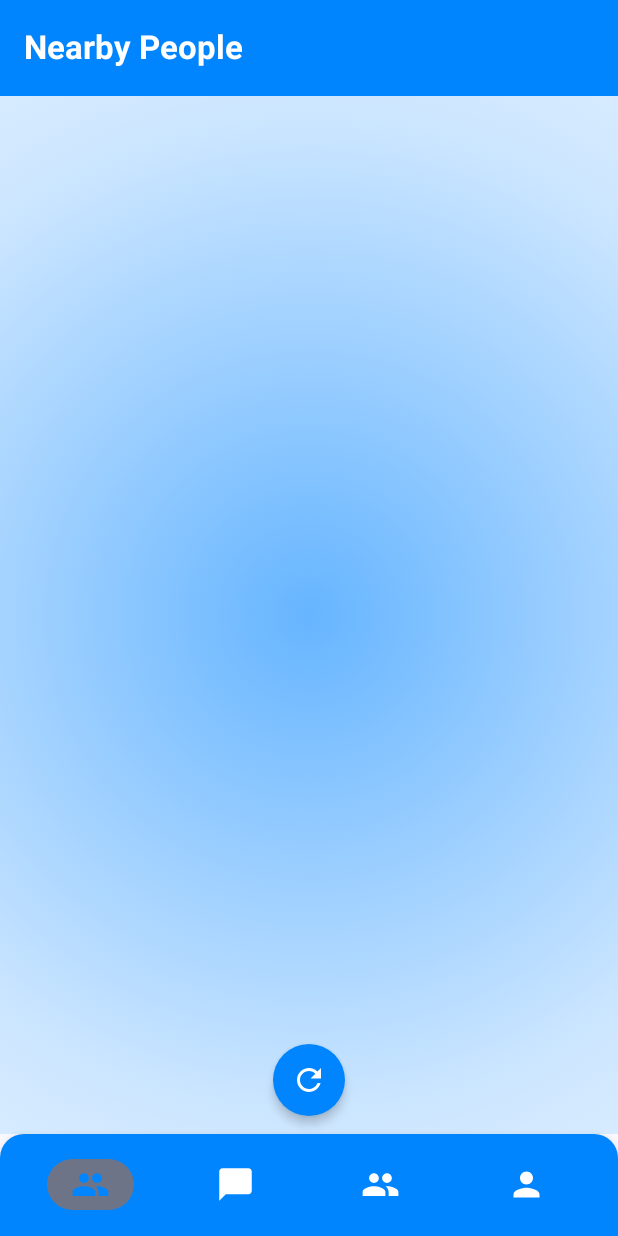
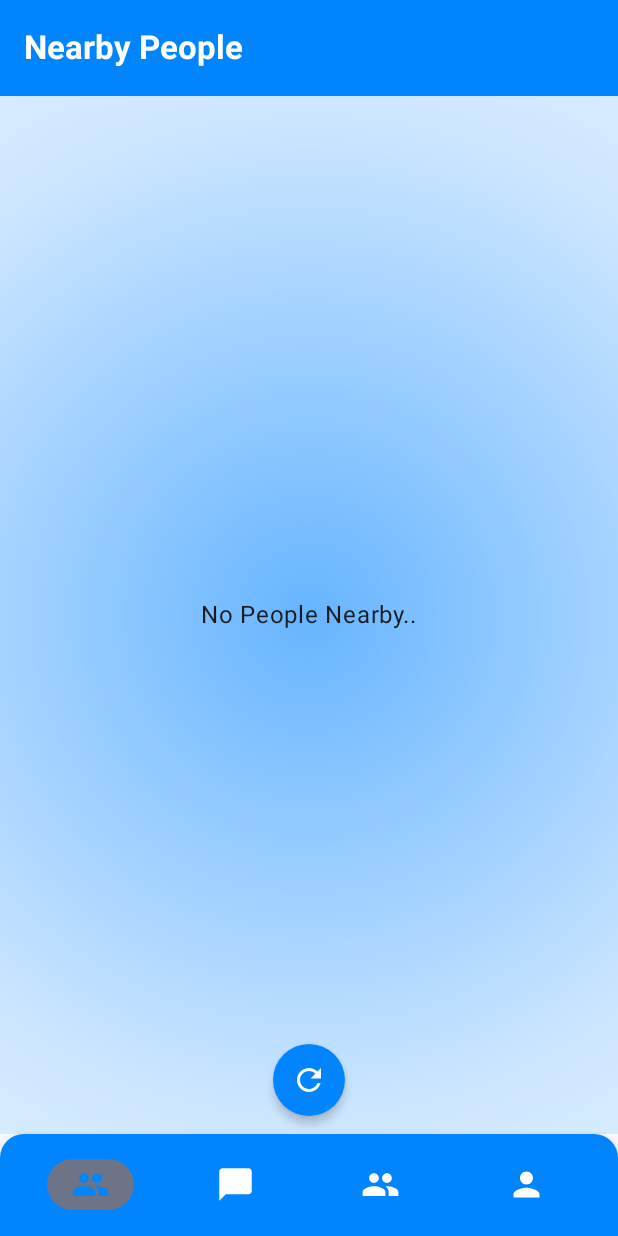
Before and after one commit to Amit-4186/Social-Circle, an Android app built with Jetpack Compose: the composable MainScreen shown on its own in the app's theme, on a phone screen of 412 x 824 dp. Run offline under Robolectric (Android 15) with nearby library versions, the light colour scheme and no system bars; our stand-ins replace Firebase (no records; nobody signed in at launch, a user with empty details on screens opened directly); pictures from the network do not load.

Commit message:
Fixed: Own profile in nearby Not loading nearby on launch

```diff
--- a/app/src/main/java/com/example/socialcircle/screens/DiscoverScreen.kt
+++ b/app/src/main/java/com/example/socialcircle/screens/DiscoverScreen.kt
@@ -1,7 +1,6 @@
 package com.example.socialcircle.screens
 
 import android.location.Location
-import android.util.Log
 import android.widget.Toast
 import androidx.compose.foundation.background
 import androidx.compose.foundation.layout.Arrangement
@@ -72,9 +71,13 @@ fun DiscoverScreen(
     discoverViewModel: DiscoverViewModel,
     onChatClick: (String) -> Unit
 ) {
-    lastLocation?.let {
-        Log.d("geopoint", "Lat: ${it.latitude} Lng: ${it.longitude}")
-    } ?: Log.d("geopoint", "Waiting for location...")
+//    lastLocation?.let {
+//        Log.d("geopoint", "Lat: ${it.latitude} Lng: ${it.longitude}")
+//    } ?: Log.d("geopoint", "Waiting for location...")
+    LaunchedEffect(isGpsOn, hasPermission) {
+        lastLocation?.let { discoverViewModel.refreshNearby(it) }
+    }
+    lastLocation?.let { discoverViewModel.refreshNearby(it) }
 
     val context = LocalContext.current
     val nearbyProfiles by discoverViewModel.nearbyProfiles.collectAsState()
@@ -112,7 +115,10 @@ fun DiscoverScreen(
                         verticalArrangement = Arrangement.spacedBy(8.dp),
                         modifier = Modifier.fillMaxWidth(.8f)
                     ) {
-                        nearbyProfiles.forEach { profile ->
+                        when{
+                            nearbyProfiles.isEmpty() -> Text("No People Nearby..")
+                            else -> nearbyProfiles.forEach { profile ->
+                                if(profile.uid != discoverViewModel.uid){
                                     Row(
                                         verticalAlignment = Alignment.CenterVertically,
                                         modifier = Modifier
@@ -160,6 +166,8 @@ fun DiscoverScreen(
                                                 .height(18.dp)
                                         ) {
                                             Icon(Icons.Outlined.PersonAdd, "Add Friend")
+                                        }
+                                    }
                                 }
                             }
                         }
```
Also changed, not shown: 1 other file. Lines whose indentation alone changed are shown as unchanged.
